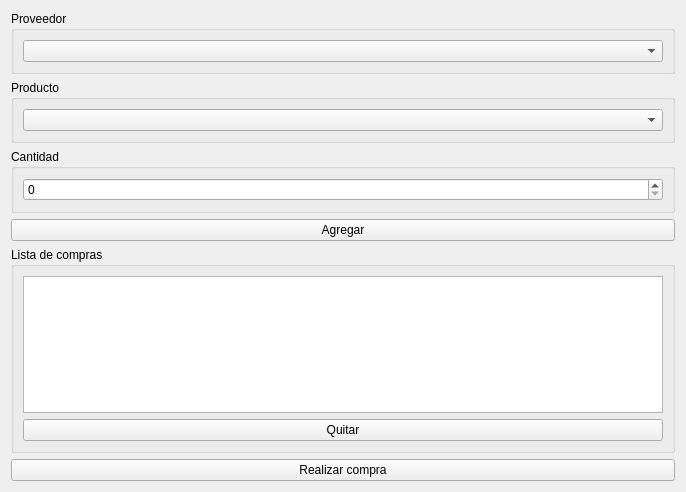
Above: views/forms/Compra.ui from NeFaWaltPint/pyqt-sqlserver-colab before the change. Below: the same form after it.
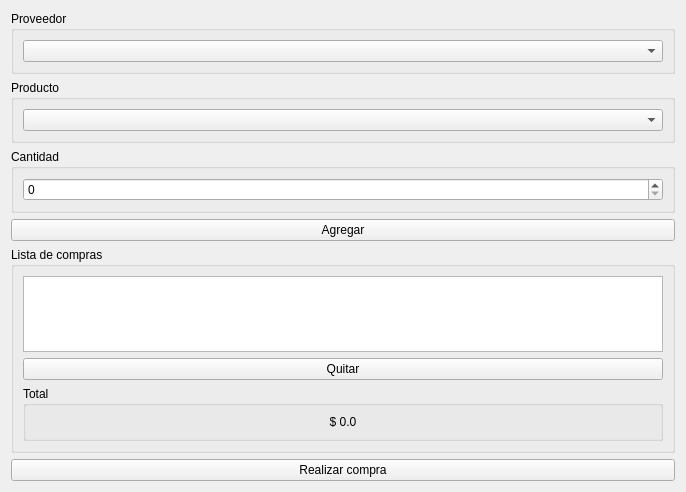
That is the form after the change.

Commit message: Added views and logic to juego y mesa billar, added totales to venta and compra

```diff
--- a/views/forms/Compra.ui
+++ b/views/forms/Compra.ui
@@ -90,6 +90,25 @@
         </property>
        </widget>
       </item>
+      <item>
+       <widget class="QGroupBox" name="groupBox_6">
+        <property name="title">
+         <string>Total</string>
+        </property>
+        <layout class="QHBoxLayout" name="horizontalLayout_5">
+         <item>
+          <widget class="QLabel" name="L_total">
+           <property name="text">
+            <string>$ 0.0</string>
+           </property>
+           <property name="alignment">
+            <set>Qt::AlignCenter</set>
+           </property>
+          </widget>
+         </item>
+        </layout>
+       </widget>
+      </item>
      </layout>
     </widget>
    </item>
```
The commit also changes 15 other files.
